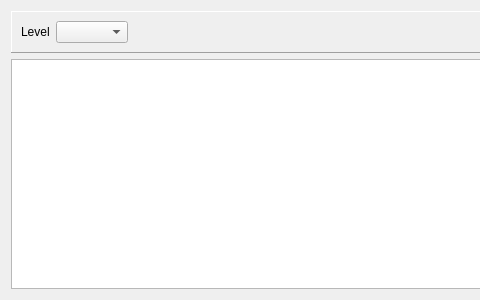
pstavirs/ostinato, file client/logswindow.ui: the form before one commit; both pictures show x 0 to 480 and y 0 to 300 of the 693 by 300 pixel window.
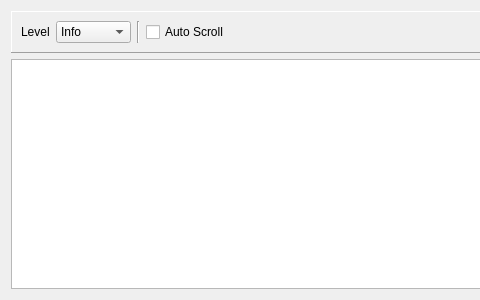
The form after the commit. Icons and pictures are not drawn. Custom widgets are drawn as their Qt base class.

The edit to the form file:
```diff
--- a/client/logswindow.ui
+++ b/client/logswindow.ui
@@ -41,6 +41,35 @@
         <property name="statusTip">
          <string>Select the desired logging level</string>
         </property>
+        <item>
+         <property name="text">
+          <string>Info</string>
+         </property>
+        </item>
+        <item>
+         <property name="text">
+          <string>Warning</string>
+         </property>
+        </item>
+        <item>
+         <property name="text">
+          <string>Error</string>
+         </property>
+        </item>
+       </widget>
+      </item>
+      <item>
+       <widget class="Line" name="line">
+        <property name="orientation">
+         <enum>Qt::Vertical</enum>
+        </property>
+       </widget>
+      </item>
+      <item>
+       <widget class="QCheckBox" name="autoScroll">
+        <property name="text">
+         <string>Auto Scroll</string>
+        </property>
        </widget>
       </item>
       <item>
```
Left out of the diff: 4 changed lines with no effect on the pictures.
